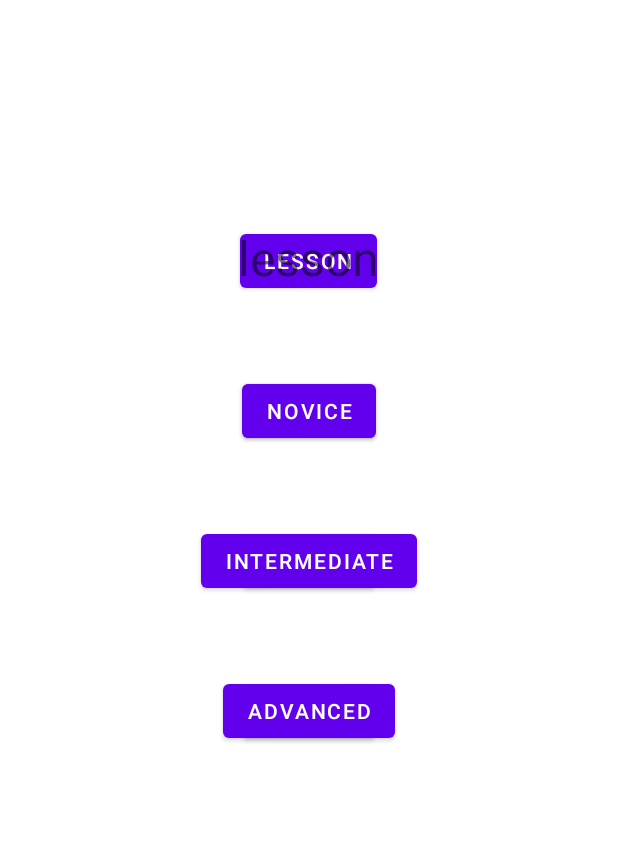
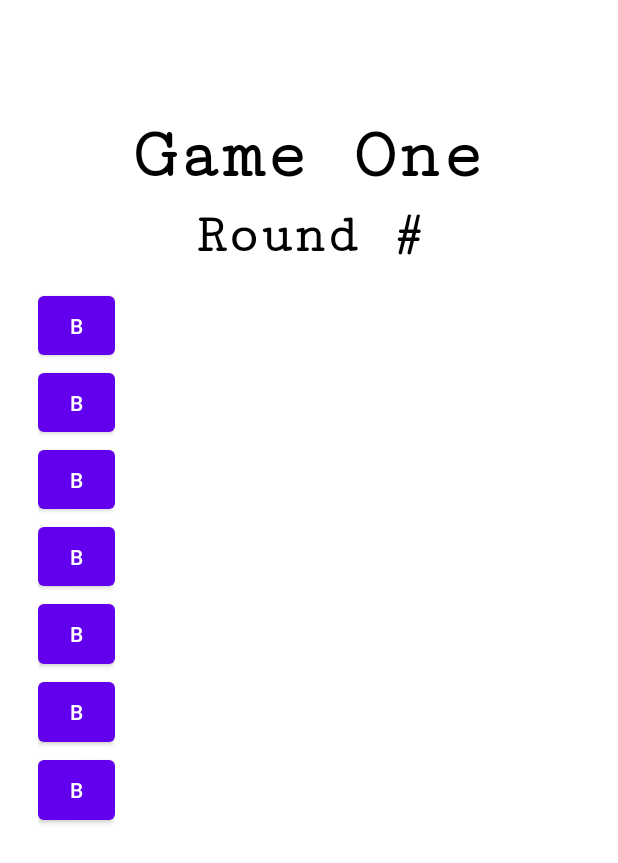
Before and after one commit to jdpore/FinalGame, an Android app: the screen it shows after launch (activity_game_and_difficulty before the commit, activity_game_proper after it), after a tap on "GAME1", on a phone screen of 412 x 824 dp. Shown: the top 863 px of the screen. Run offline under Robolectric (Android 15) with nearby library versions, the phone set to English and light mode, and no system bars.

Commit message:
Improved game_proper activity & Made a Dynamic Square Container

```diff
--- a/Gates/app/src/main/AndroidManifest.xml
+++ b/Gates/app/src/main/AndroidManifest.xml
@@ -9,8 +9,8 @@
         android:roundIcon="@mipmap/ic_launcher_round"
         android:supportsRtl="true"
         android:theme="@style/Theme.Gates">
-        <activity android:name=".activity_game_proper"></activity>
-        <activity android:name=".activity_game_and_difficulty"></activity>
+        <activity android:name=".activity_game_proper" />
+        <activity android:name=".activity_game_and_difficulty" />
         <activity android:name=".MainActivity">
             <intent-filter>
                 <action android:name="android.intent.action.MAIN" />
--- a/Gates/app/src/main/java/com/example/gates/MainActivity.java
+++ b/Gates/app/src/main/java/com/example/gates/MainActivity.java
@@ -19,6 +19,6 @@ public class MainActivity extends AppCompatActivity {
                 startActivity(new Intent(MainActivity.this, activity_game_and_difficulty.class));
                 finish();
             }
-        }, 4000);
+        }, 2000);
     }
 }
--- a/Gates/app/src/main/java/com/example/gates/activity_game_and_difficulty.java
+++ b/Gates/app/src/main/java/com/example/gates/activity_game_and_difficulty.java
@@ -28,64 +28,68 @@ public class activity_game_and_difficulty extends AppCompatActivity {
         advance = findViewById(R.id.advance);*/
 
         buttonsGame = findViewById(R.id.buttons_game);
-        buttonsDifficulty = findViewById(R.id.buttons_difficulty);
+        //buttonsDifficulty = findViewById(R.id.buttons_difficulty);
 
-        buttonsDifficulty.setVisibility(View.GONE);
+        //buttonsDifficulty.setVisibility(View.GONE);
     }
 
     public void setLesson(View view) {
         game = 0;
-        anim(buttonsGame, buttonsDifficulty);
+        anim(buttonsGame);
+        nextActivity();
     }
 
     public void setGame1(View view) {
         game = 1;
-        anim(buttonsGame, buttonsDifficulty);
+        anim(buttonsGame);
+        nextActivity();
     }
 
     public void setGame2(View view) {
         game = 2;
-        anim(buttonsGame, buttonsDifficulty);
+        anim(buttonsGame);
+        nextActivity();
     }
 
     public void setGame3(View view) {
         game = 3;
-        anim(buttonsGame, buttonsDifficulty);
+        anim(buttonsGame);
+        nextActivity();
     }
 
     public void setNovice(View view) {
         difficulty = 0;
-        anim(buttonsDifficulty, buttonsGame);
+        //anim(buttonsDifficulty, buttonsGame);
         nextActivity();
     }
 
     public void setIntermediate(View view) {
         difficulty = 1;
-        anim(buttonsDifficulty, buttonsGame);
+        //anim(buttonsDifficulty, buttonsGame);
         nextActivity();
     }
 
     public void setAdvance(View view) {
         difficulty = 2;
-        anim(buttonsDifficulty, buttonsGame);
+        //anim(buttonsDifficulty, buttonsGame);
         nextActivity();
     }
 
-    public void anim(RelativeLayout out, RelativeLayout in){
+    public void anim(RelativeLayout out){
         Animation animOut = AnimationUtils.loadAnimation(this, R.anim.slide_out);
-        Animation animIn = AnimationUtils.loadAnimation(this, R.anim.slide_in);
+        //Animation animIn = AnimationUtils.loadAnimation(this, R.anim.slide_in);
 
         out.startAnimation(animOut);
-        in.startAnimation(animIn);
+        //in.startAnimation(animIn);
 
-        out.setVisibility(View.GONE);
-        in.setVisibility(View.VISIBLE);
+        //out.setVisibility(View.GONE);
+        //in.setVisibility(View.VISIBLE);
     }
 
     public void nextActivity() {
         Intent intent = new Intent(this, activity_game_proper.class);
         intent.putExtra("game", game);
-        intent.putExtra("difficulty", difficulty);
+        //intent.putExtra("difficulty", difficulty);
         startActivity(intent);
     }
 
--- a/Gates/app/src/main/java/com/example/gates/activity_game_proper.java
+++ b/Gates/app/src/main/java/com/example/gates/activity_game_proper.java
@@ -1,13 +1,15 @@
 package com.example.gates;
 
+import android.widget.LinearLayout;
 import android.widget.TextView;
 import androidx.appcompat.app.AppCompatActivity;
 import android.os.Bundle;
 
 public class activity_game_proper extends AppCompatActivity {
     TextView title;
+    LinearLayout gameGrid;
     int game, difficulty;
-    String[] games = new String[] {"lesson", "game1", "game2", "game3"};
+    String[] games = new String[] {"Lesson", "Game One", "Game Two", "Game Three"};
     String[] difficulties = new String[] {"novice", "intermediate", "advance"};
 
     @Override
@@ -16,13 +18,24 @@ public class activity_game_proper extends AppCompatActivity {
         setContentView(R.layout.activity_game_proper);
 
         title = findViewById(R.id.title);
+        gameGrid = findViewById(R.id.game_grid);
 
         Bundle extras = getIntent().getExtras();
         if(extras != null) {
             game = extras.getInt("game");
-            difficulty = extras.getInt("difficulty");
-            String str = games[game] + " " + difficulties[difficulty];
+            String str = games[game];
             title.setText(str);
         }
+
+        //gridInit();
+    }
+
+    public void gridInit() {
+        LinearLayout layout = new LinearLayout(this);
+        LinearLayout.LayoutParams params = (LinearLayout.LayoutParams) layout.getLayoutParams();
+
+        params.weight = 1;
+        layout.setLayoutParams(params);
+        gameGrid.addView(layout);
     }
 }
--- a/Gates/app/src/main/res/anim/slide_out.xml
+++ b/Gates/app/src/main/res/anim/slide_out.xml
@@ -2,7 +2,7 @@
 <set xmlns:android="http://schemas.android.com/apk/res/android">
     <translate
             android:fromXDelta="0%p"
-            android:toXDelta="100%p"
+            android:toXDelta="-200%p"
             android:duration="500"
     />
 </set>
--- a/Gates/app/src/main/res/layout/activity_game_and_difficulty.xml
+++ b/Gates/app/src/main/res/layout/activity_game_and_difficulty.xml
@@ -48,7 +48,7 @@
                 android:onClick="setGame3"/>
     </RelativeLayout>
 
-    <RelativeLayout android:layout_width="match_parent"
+    <!--<RelativeLayout android:layout_width="match_parent"
         android:layout_height="match_parent"
         android:id="@+id/buttons_difficulty">
 
@@ -88,6 +88,6 @@
             android:id="@+id/advance"
             android:onClick="setAdvance"/>
 
-    </RelativeLayout>
+    </RelativeLayout>-->
 
 </RelativeLayout>
--- a/Gates/app/src/main/res/layout/activity_game_proper.xml
+++ b/Gates/app/src/main/res/layout/activity_game_proper.xml
@@ -1,5 +1,5 @@
 <?xml version="1.0" encoding="utf-8"?>
-<RelativeLayout xmlns:android="http://schemas.android.com/apk/res/android"
+<androidx.constraintlayout.widget.ConstraintLayout xmlns:android="http://schemas.android.com/apk/res/android"
     xmlns:app="http://schemas.android.com/apk/res-auto"
     xmlns:tools="http://schemas.android.com/tools"
     android:layout_width="match_parent"
@@ -7,12 +7,163 @@
     tools:context=".activity_game_proper">
 
     <TextView
-        android:text="@string/lesson"
+        android:id="@+id/title"
         android:layout_width="wrap_content"
         android:layout_height="wrap_content"
-        android:layout_centerHorizontal="true"
-        android:layout_marginTop="150dp"
-        android:textSize="32sp"
-        android:id="@+id/title"/>
+        android:text="Title"
+        android:fontFamily="courier"
+        android:textColor="@color/black"
+        android:textSize="48sp"
+        android:textStyle="bold"
+        app:layout_constraintBottom_toBottomOf="parent"
+        app:layout_constraintEnd_toEndOf="parent"
+        app:layout_constraintStart_toStartOf="parent"
+        app:layout_constraintTop_toTopOf="parent"
+        app:layout_constraintVertical_bias="0.1"/>
 
-</RelativeLayout>
+    <TextView
+        android:id="@+id/round"
+        android:layout_width="wrap_content"
+        android:layout_height="wrap_content"
+        android:fontFamily="courier"
+        android:text="Round #"
+        android:textColor="@color/black"
+        android:textSize="36sp"
+        android:textStyle="bold"
+        app:layout_constraintBottom_toBottomOf="parent"
+        app:layout_constraintEnd_toEndOf="parent"
+        app:layout_constraintStart_toStartOf="parent"
+        app:layout_constraintTop_toBottomOf="@+id/title"
+        app:layout_constraintVertical_bias="0.01"/>
+
+    <LinearLayout
+        android:id="@+id/game_grid"
+        android:layout_width="match_parent"
+        android:layout_height="0dp"
+        android:layout_marginHorizontal="25dp"
+        app:layout_constraintBottom_toBottomOf="parent"
+        app:layout_constraintEnd_toEndOf="@+id/round"
+        app:layout_constraintStart_toStartOf="@+id/round"
+        app:layout_constraintTop_toBottomOf="@+id/round"
+        app:layout_constraintDimensionRatio="w,1:1"
+        app:layout_constraintVertical_bias="0.05"
+        android:weightSum="7">
+
+        <LinearLayout
+            android:layout_weight="1"
+            android:weightSum="7"
+            android:orientation="vertical"
+            android:layout_width="0dp"
+            android:layout_height="match_parent">
+
+            <Button
+                android:id="@+id/button1"
+                android:text="B"
+                android:layout_weight="1"
+                android:layout_width="match_parent"
+                android:layout_height="0dp"
+                tools:ignore="NestedWeights"/>
+
+            <Button
+                android:id="@+id/button2"
+                android:text="B"
+                android:layout_weight="1"
+                android:layout_width="match_parent"
+                android:layout_height="0dp"
+                tools:ignore="NestedWeights"/>
+
+            <Button
+                android:id="@+id/button3"
+                android:text="B"
+                android:layout_weight="1"
+                android:layout_width="match_parent"
+                android:layout_height="0dp"
+                tools:ignore="NestedWeights" />
+
+            <Button
+                android:id="@+id/button4"
+                android:text="B"
+                android:layout_weight="1"
+                android:layout_width="match_parent"
+                android:layout_height="0dp"
+                tools:ignore="NestedWeights" />
+
+            <Button
+                android:id="@+id/button5"
+                android:text="B"
+                android:layout_weight="1"
+                android:layout_width="match_parent"
+                android:layout_height="0dp"
+                tools:ignore="NestedWeights" />
+
+            <Button
+                android:id="@+id/button6"
+                android:text="B"
+                android:layout_weight="1"
+                android:layout_width="match_parent"
+                android:layout_height="0dp"
+                tools:ignore="NestedWeights" />
+
+            <Button
+                android:id="@+id/button7"
+                android:text="B"
+                android:layout_weight="1"
+                android:layout_width="match_parent"
+                android:layout_height="0dp"
+                tools:ignore="NestedWeights" />
+
+        </LinearLayout>
+
+    </LinearLayout>
+
+        <!--
+        <Button
+            android:id="@+id/button"
+            android:text=" "
+            android:layout_width="wrap_content"
+            android:layout_height="wrap_content"
+            app:layout_constraintBottom_toBottomOf="parent"
+            app:layout_constraintEnd_toEndOf="parent"
+            app:layout_constraintStart_toStartOf="parent"
+            app:layout_constraintTop_toTopOf="parent"
+            app:layout_constraintDimensionRatio="w,1:1"
+            app:layout_constraintHorizontal_weight="1"/>
+
+        <Button
+            android:id="@+id/button3"
+            android:layout_width="wrap_content"
+            android:layout_height="wrap_content"/>
+
+        <Button
+            android:id="@+id/button4"
+            android:layout_width="wrap_content"
+            android:layout_height="0dp"
+            app:layout_constraintDimensionRatio="w,1:1"
+            app:layout_constraintStart_toEndOf="@+id/button3"
+            app:layout_constraintTop_toTopOf="parent" />
+
+        <Button
+            android:id="@+id/button5"
+            android:layout_width="wrap_content"
+            android:layout_height="0dp"
+            app:layout_constraintDimensionRatio="w,1:1"
+            app:layout_constraintStart_toEndOf="@+id/button4"
+            app:layout_constraintTop_toTopOf="parent" />
+
+        <Button
+            android:id="@+id/button6"
+            android:layout_width="wrap_content"
+            android:layout_height="0dp"
+            app:layout_constraintDimensionRatio="w,1:1"
+            app:layout_constraintStart_toEndOf="@+id/button5"
+            app:layout_constraintTop_toTopOf="parent" />
+
+        <Button
+            android:id="@+id/button7"
+            android:layout_width="wrap_content"
+            android:layout_height="0dp"
+            app:layout_constraintDimensionRatio="w,1:1"
+            app:layout_constraintStart_toEndOf="@+id/button6"
+            app:layout_constraintTop_toTopOf="parent" />-->
+
+</androidx.constraintlayout.widget.ConstraintLayout>
```
